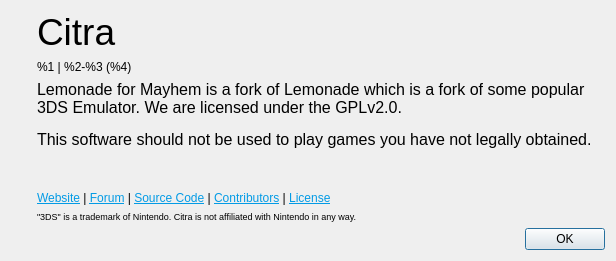
Qt form src/citra_qt/aboutdialog.ui (TheMayhemCommunity/3ds-lemonade) before a commit.
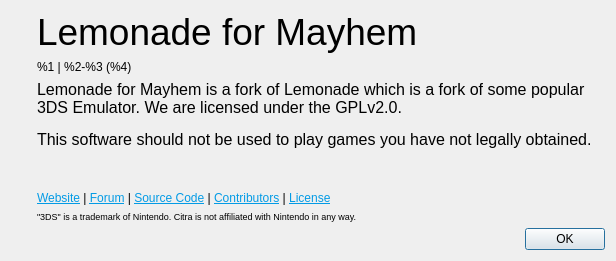
The same form after that commit. Icons and pictures are not drawn.

What changed in the file:
```diff
--- a/src/citra_qt/aboutdialog.ui
+++ b/src/citra_qt/aboutdialog.ui
@@ -57,7 +57,7 @@
           </sizepolicy>
          </property>
          <property name="text">
-          <string>&lt;html&gt;&lt;head/&gt;&lt;body&gt;&lt;p&gt;&lt;span style=&quot; font-size:28pt;&quot;&gt;Citra&lt;/span&gt;&lt;/p&gt;&lt;/body&gt;&lt;/html&gt;</string>
+          <string>&lt;html&gt;&lt;head/&gt;&lt;body&gt;&lt;p&gt;&lt;span style=&quot; font-size:28pt;&quot;&gt;Lemonade for Mayhem&lt;/span&gt;&lt;/p&gt;&lt;/body&gt;&lt;/html&gt;</string>
          </property>
         </widget>
        </item>
```
Left out of the diff: 2 changed lines with no effect on the pictures.
